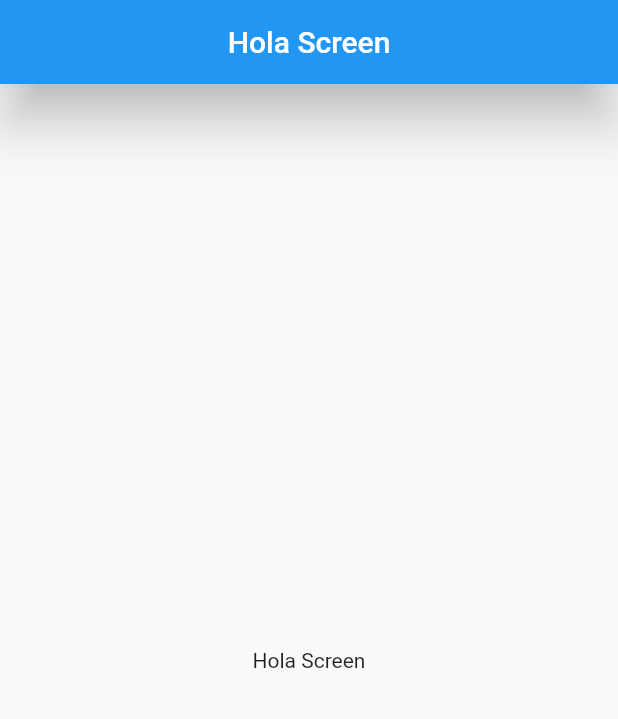
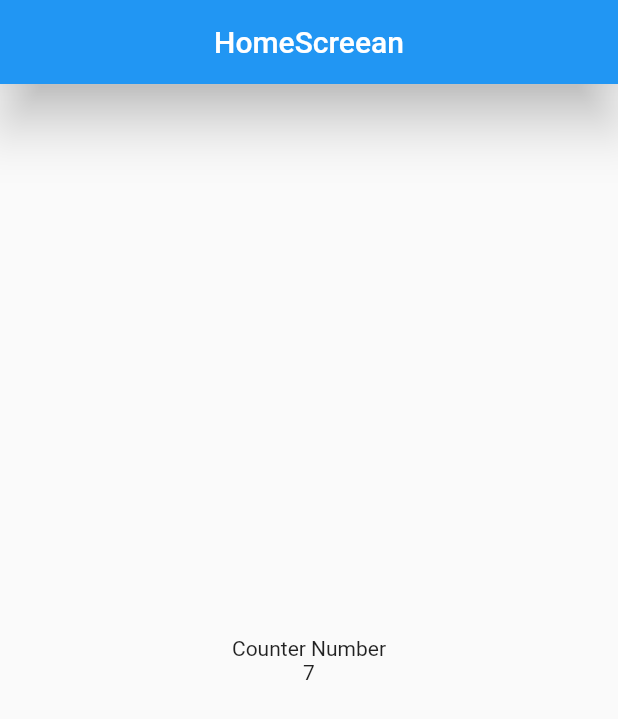
Before and after one commit to DavidMedinaO/Pocket, a Flutter app: the screen it shows after launch, on a phone screen of 412 x 824 dp. Shown: the top 719 px of the screen. Run offline on Flutter 3.47's test engine with Material 2 defaults, Android fonts, the phone set to English and light mode, and no system bars.

Commit message:
Column Widget

```diff
--- a/Flutter/counter_app/lib/screens/home_screen.dart
+++ b/Flutter/counter_app/lib/screens/home_screen.dart
@@ -1,4 +1,3 @@
-import 'package:flutter/cupertino.dart';
 import 'package:flutter/material.dart';
 
 class HomeScreen extends StatelessWidget {
@@ -8,9 +7,16 @@ class HomeScreen extends StatelessWidget {
   Widget build(BuildContext context) {
     return Scaffold(
         appBar: AppBar(
-          title: const Center(child: Text("Hola Screen")),
+          title: const Center(child: Text("HomeScreean")),
           elevation: 15.0,
         ),
-        body: const Center(child: Text("Hola Screen")));
+        body: Center(
+          child: Column(mainAxisAlignment: MainAxisAlignment.center,
+              //crossAxisAlignment: CrossAxisAlignment.center,
+              children: const <Widget>[
+                Text("Counter Number"),
+                Text("7"),
+              ]),
+        ));
   }
 }
```
